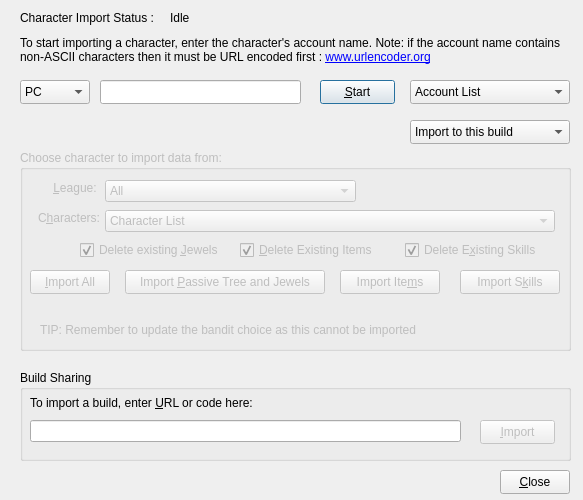
First picture: the form in Assets/dlgImport.ui, repository PathOfBuildingCommunity/PathOfBuilding-Python, before the edit.
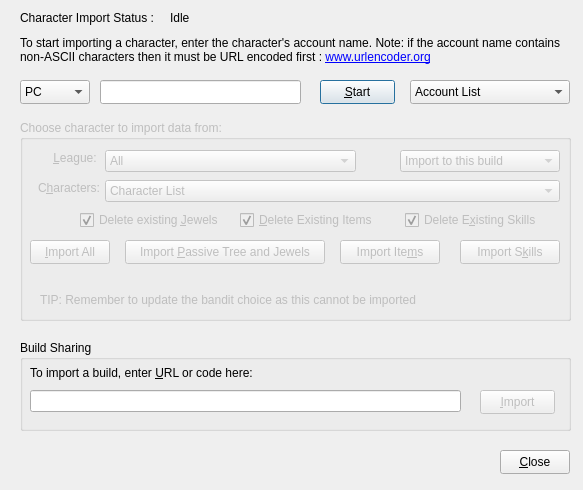
Second picture: the form after the edit. Icons and pictures are not drawn.

```diff
--- a/Assets/dlgImport.ui
+++ b/Assets/dlgImport.ui
@@ -7,7 +7,7 @@
     <x>0</x>
     <y>0</y>
     <width>583</width>
-    <height>500</height>
+    <height>490</height>
    </rect>
   </property>
   <property name="windowTitle">
@@ -145,7 +145,7 @@
    <property name="geometry">
     <rect>
      <x>20</x>
-     <y>150</y>
+     <y>120</y>
      <width>551</width>
      <height>201</height>
     </rect>
@@ -192,7 +192,7 @@
      <rect>
       <x>85</x>
       <y>60</y>
-      <width>450</width>
+      <width>455</width>
       <height>22</height>
      </rect>
     </property>
@@ -337,12 +337,35 @@
      <string>Import S&amp;kills</string>
     </property>
    </widget>
+   <widget class="QComboBox" name="combo_Import">
+    <property name="geometry">
+     <rect>
+      <x>380</x>
+      <y>30</y>
+      <width>160</width>
+      <height>22</height>
+     </rect>
+    </property>
+    <property name="currentIndex">
+     <number>0</number>
+    </property>
+    <item>
+     <property name="text">
+      <string>Import to this build</string>
+     </property>
+    </item>
+    <item>
+     <property name="text">
+      <string>Import to a new build</string>
+     </property>
+    </item>
+   </widget>
   </widget>
   <widget class="QGroupBox" name="grpbox_BuildSharing">
    <property name="geometry">
     <rect>
      <x>20</x>
-     <y>370</y>
+     <y>340</y>
      <width>551</width>
      <height>91</height>
     </rect>
@@ -400,7 +423,7 @@
    <property name="geometry">
     <rect>
      <x>500</x>
-     <y>470</y>
+     <y>450</y>
      <width>70</width>
      <height>24</height>
     </rect>
@@ -409,29 +432,6 @@
     <string>&amp;Close</string>
    </property>
   </widget>
-  <widget class="QComboBox" name="combo_Import">
-   <property name="geometry">
-    <rect>
-     <x>410</x>
-     <y>120</y>
-     <width>160</width>
-     <height>24</height>
-    </rect>
-   </property>
-   <property name="currentIndex">
-    <number>0</number>
-   </property>
-   <item>
-    <property name="text">
-     <string>Import to this build</string>
-    </property>
-   </item>
-   <item>
-    <property name="text">
-     <string>Import to a new build</string>
-    </property>
-   </item>
-  </widget>
  </widget>
  <tabstops>
   <tabstop>combo_Realm</tabstop>
```
